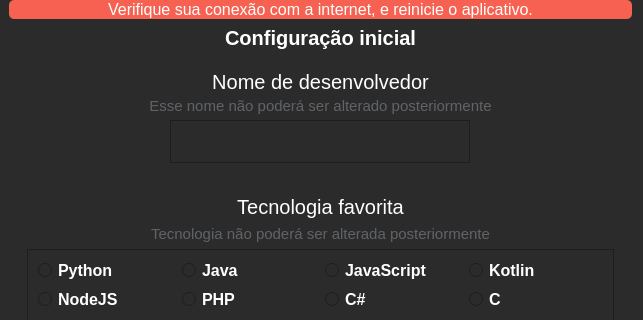
Before: the Qt Designer form .ui/login.ui in ryanbsdeveloper/opensource-chat, drawn with Qt 5; both pictures show x 0 to 643 and y 0 to 320 of the 643 by 519 pixel window.
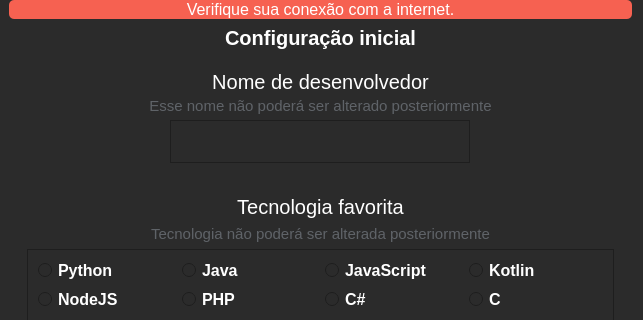
After: the same form once the commit is applied. Icons and pictures are not drawn.

```diff
--- a/.ui/login.ui
+++ b/.ui/login.ui
@@ -70,7 +70,7 @@
 border-radius:5px</string>
      </property>
      <property name="text">
-      <string>Verifique sua conexão com a internet, e reinicie o aplicativo.</string>
+      <string>Verifique sua conexão com a internet.</string>
      </property>
      <property name="alignment">
       <set>Qt::AlignCenter</set>
```
